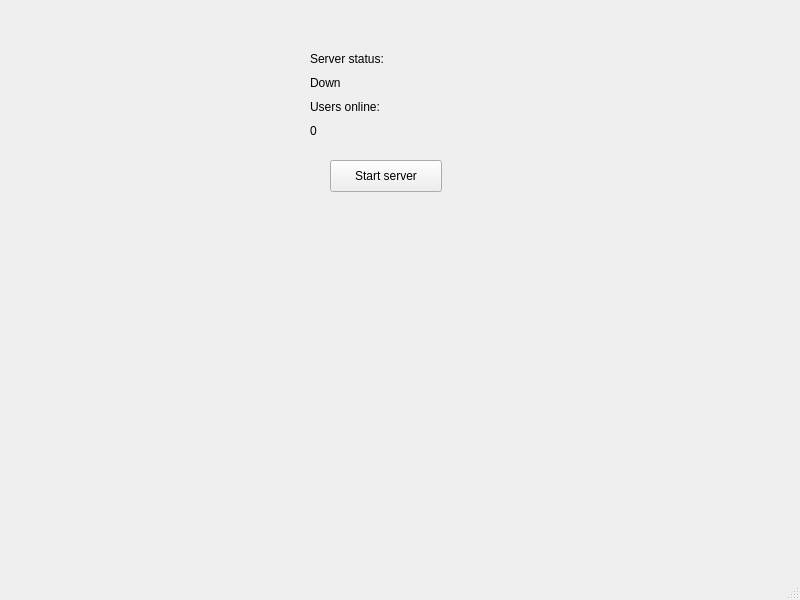
The window that server/mainwindow.ui (X-Mass/cryptoplayer) describes before a commit, drawn with Qt 5.
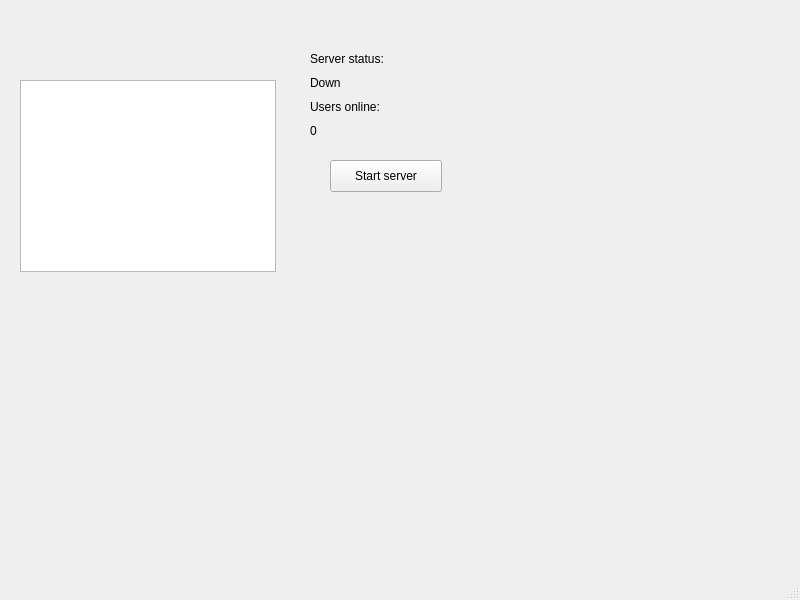
The same window after the commit.

The edit to the form file:
```diff
--- a/server/mainwindow.ui
+++ b/server/mainwindow.ui
@@ -67,6 +67,16 @@
      </item>
     </layout>
    </widget>
+   <widget class="QListWidget" name="trackListWidget">
+    <property name="geometry">
+     <rect>
+      <x>20</x>
+      <y>80</y>
+      <width>256</width>
+      <height>192</height>
+     </rect>
+    </property>
+   </widget>
   </widget>
   <widget class="QMenuBar" name="menubar">
    <property name="geometry">
```
